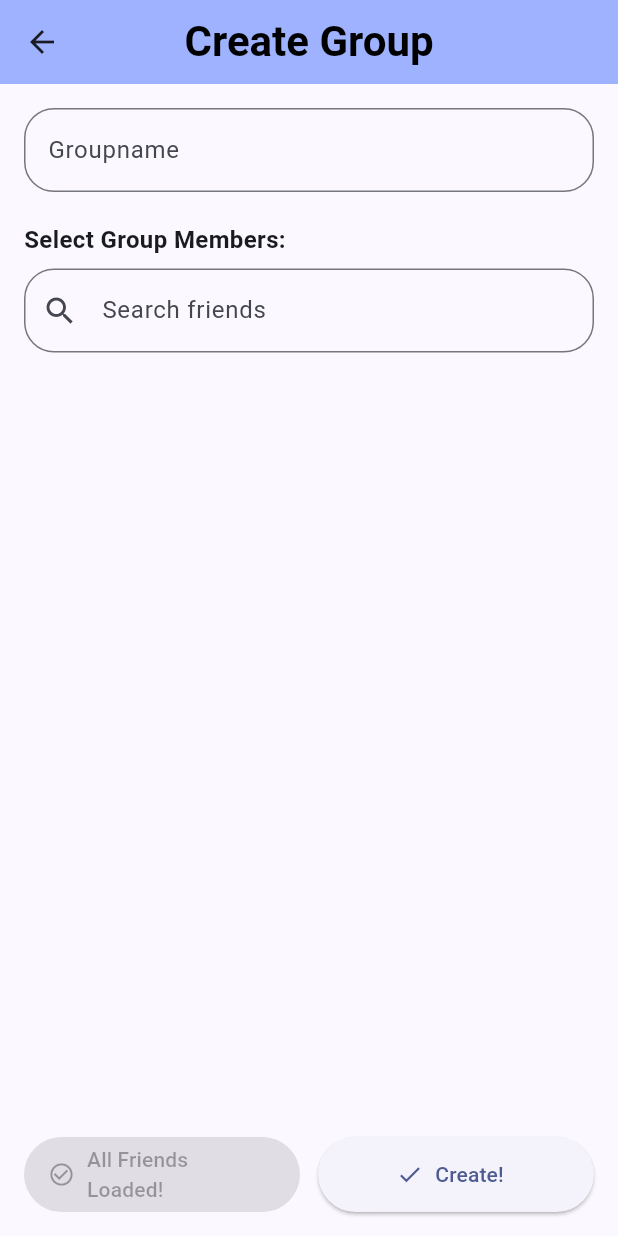
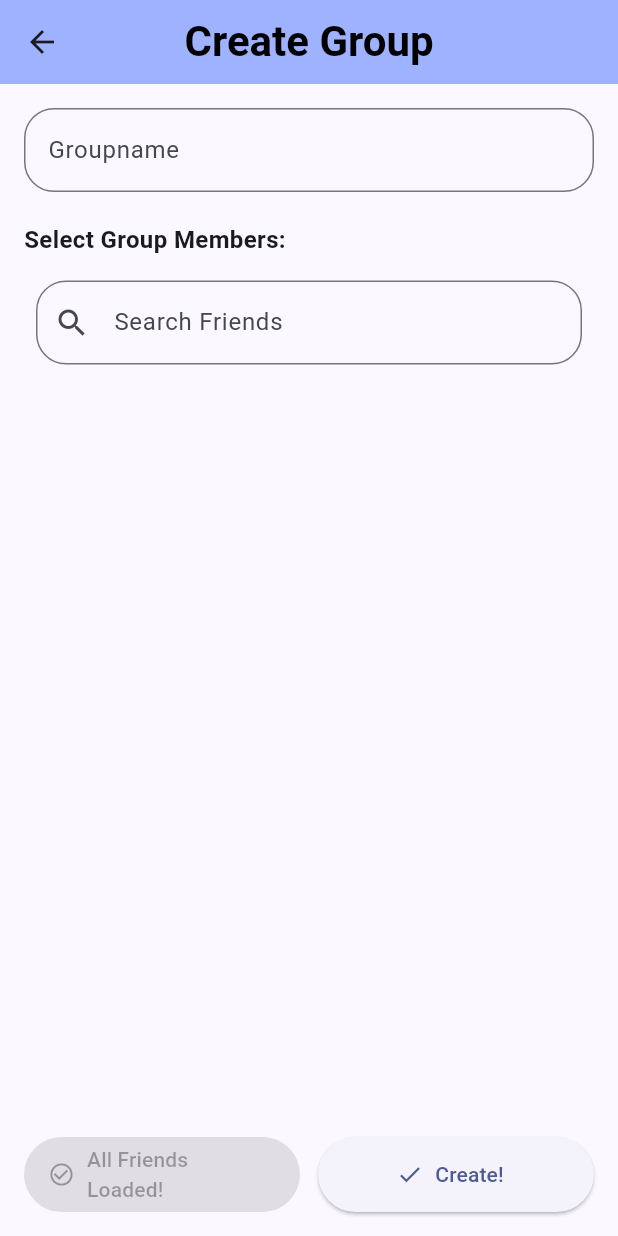
Before and after one commit to leonAlb/final_exam, a Flutter app: the CreateGroupScreen screen opened directly, on a phone screen of 412 x 824 dp. Run offline on Flutter 3.47's test engine with Material 3 defaults, Android fonts, the phone set to English and light mode, and no system bars; our stand-ins replace cloud_firestore, firebase_core, shared_preferences; accounts and stored records are empty.

Commit message:
- removed duplicate code

```diff
--- a/lib/screens/group_creation.dart
+++ b/lib/screens/group_creation.dart
@@ -4,6 +4,7 @@ import 'package:provider/provider.dart';
 import '../providers/friends_provider.dart';
 import '../providers/groups_provider.dart';
 import '../models/group.dart';
+import '../widgets/search_bar.dart';
 
 class CreateGroupScreen extends StatefulWidget {
     const CreateGroupScreen({super.key});
@@ -66,18 +67,14 @@ class _CreateGroupScreenState extends State<CreateGroupScreen> {
                                     style: TextStyle(
                                         fontSize: 16, fontWeight: FontWeight.bold))),
                             const SizedBox(height: 8),
-                            TextField(
-                                controller: _searchController,
-                                decoration: const InputDecoration(
-                                    labelText: 'Search friends',
-                                    prefixIcon: Icon(Icons.search),
-                                    border: OutlineInputBorder(borderRadius: BorderRadius.all(Radius.circular(20)))),
+                            CustomSearchBar(
+                                label: "Search Friends",
                                 onChanged: (value) {
                                     setState(() {
-                                            _searchQuery = value;
-                                            friendsToLoad = friendsToLoad;
+                                            _searchQuery = value.toLowerCase();
                                         });
-                                }),
+                                }
+                            ),
                             SizedBox(height: 15),
                             Expanded(
                                 child: ListView.builder(
--- a/lib/widgets/load_button_bar.dart
+++ b/lib/widgets/load_button_bar.dart
@@ -1,6 +1,6 @@
 import 'package:flutter/material.dart';
 
-class BottomButtonBar extends StatelessWidget {
+class LoadButtonBar extends StatelessWidget {
     final bool canLoadMore;
     final VoidCallback onLoadMore;
     final String loadMoreLabel;
@@ -9,7 +9,7 @@ class BottomButtonBar extends StatelessWidget {
     final IconData createIcon;
     final String createLabel;
 
-    const BottomButtonBar({
+    const LoadButtonBar({
         super.key,
         required this.canLoadMore,
         required this.onLoadMore,
--- /dev/null
+++ b/lib/widgets/search_bar.dart
@@ -0,0 +1,32 @@
+import 'package:flutter/material.dart';
+
+class CustomSearchBar extends StatelessWidget {
+    final String label;
+    final ValueChanged<String> onChanged;
+    final TextEditingController? controller;
+
+    const CustomSearchBar({
+        super.key,
+        required this.label,
+        required this.onChanged,
+        this.controller
+    });
+
+    @override
+    Widget build(BuildContext context) {
+        return Padding(
+            padding: const EdgeInsets.all(8.0),
+            child: TextField(
+                controller: controller,
+                decoration: InputDecoration(
+                    labelText: label,
+                    prefixIcon: const Icon(Icons.search),
+                    border: OutlineInputBorder(
+                        borderRadius: BorderRadius.circular(20)
+                    )
+                ),
+                onChanged: onChanged
+            )
+        );
+    }
+}
```
Also changed, not shown: lib/screens/friends.dart (+11 -29 lines), lib/screens/groups.dart (+17 -31 lines), lib/widgets/box_decoration.dart (added, +18 -0 lines).
